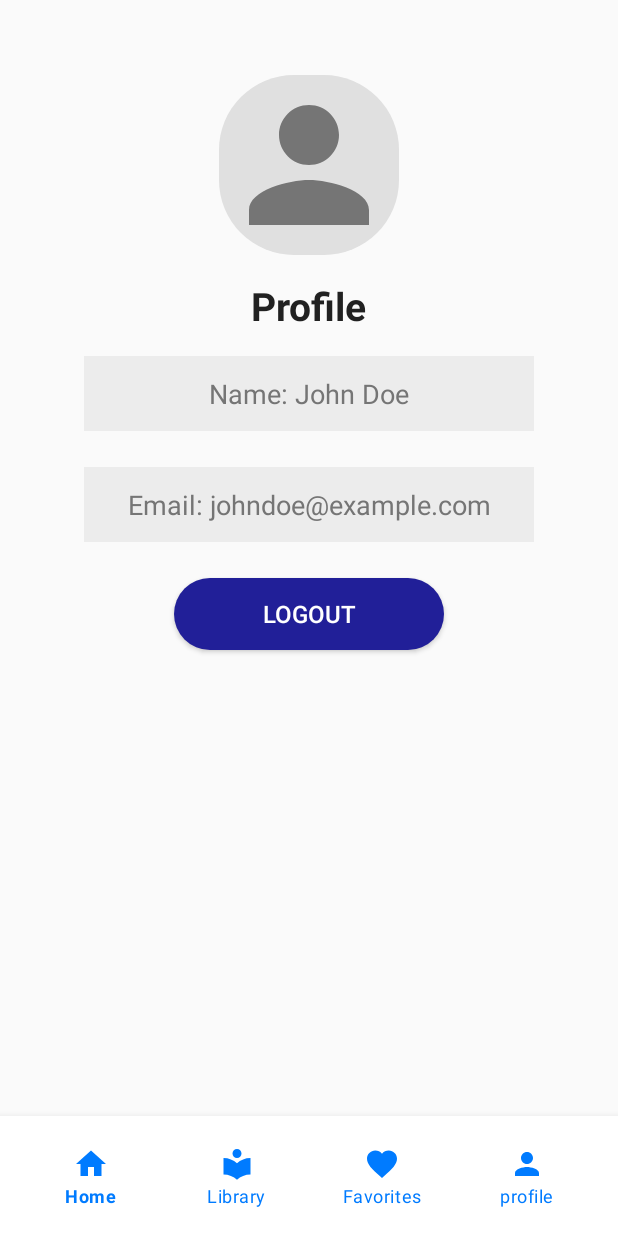
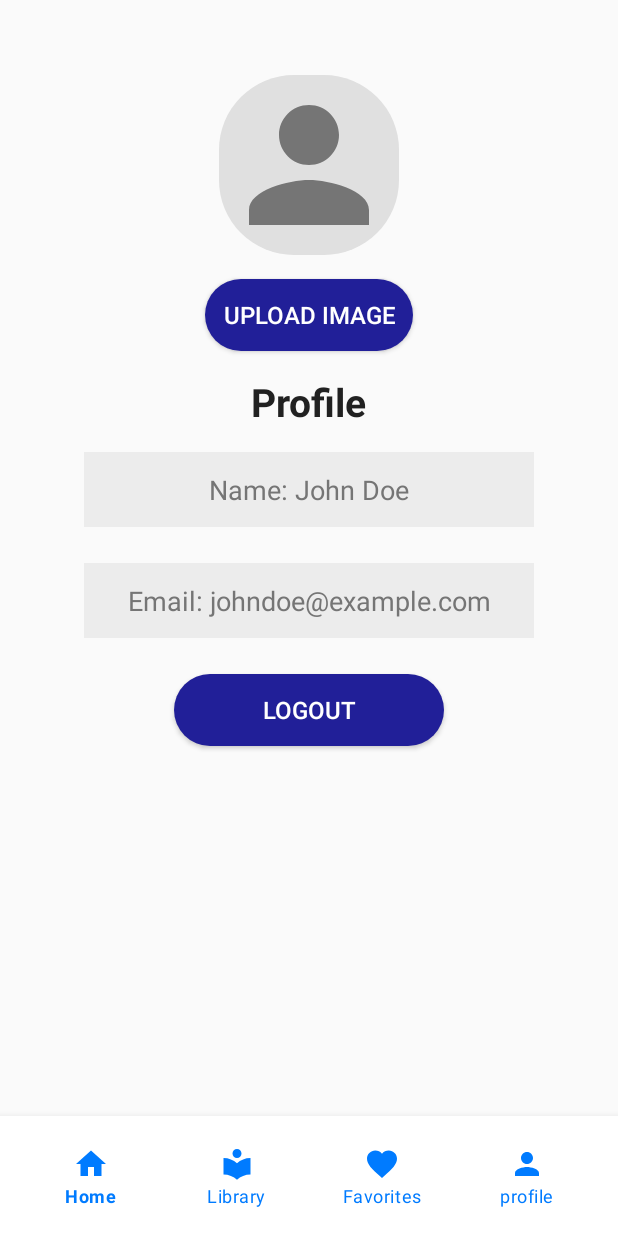
Before and after one commit to Wira07/PajawanEdu-Mobile, an Android app: the layout activity_profile.xml on its own in the app's theme, with its tools: preview values and no code run, on a phone screen of 412 x 824 dp. Run offline under Robolectric (Android 15) with nearby library versions, the phone set to English and light mode, and no system bars.

Commit message:
update file

```diff
--- a/app/build.gradle.kts
+++ b/app/build.gradle.kts
@@ -44,6 +44,8 @@ dependencies {
 
     implementation("androidx.core:core-ktx:1.13.1")
     implementation("androidx.appcompat:appcompat:1.7.0")
+    implementation("com.google.firebase:firebase-storage:20.0.1")
+    implementation("com.google.firebase:firebase-firestore:24.0.2")
     implementation("com.google.android.material:material:1.12.0")
     implementation("androidx.lifecycle:lifecycle-runtime-ktx:2.4.1")
     implementation("com.pierfrancescosoffritti.androidyoutubeplayer:core:11.0.1")
--- a/app/src/main/AndroidManifest.xml
+++ b/app/src/main/AndroidManifest.xml
@@ -3,6 +3,7 @@
     xmlns:tools="http://schemas.android.com/tools">
 
     <uses-permission android:name="android.permission.INTERNET" />
+    <uses-permission android:name="android.permission.READ_EXTERNAL_STORAGE"/>
 
     <application
         android:allowBackup="true"
--- a/app/src/main/java/com/wira_fkom/pajawanedumobile/FavoriteActivity.kt
+++ b/app/src/main/java/com/wira_fkom/pajawanedumobile/FavoriteActivity.kt
@@ -7,5 +7,7 @@ class FavoriteActivity : AppCompatActivity() {
     override fun onCreate(savedInstanceState: Bundle?) {
         super.onCreate(savedInstanceState)
         setContentView(R.layout.activity_favorite)
+
+        title = "EduKids"
     }
 }
--- a/app/src/main/java/com/wira_fkom/pajawanedumobile/MainActivity.kt
+++ b/app/src/main/java/com/wira_fkom/pajawanedumobile/MainActivity.kt
@@ -16,7 +16,7 @@ class MainActivity : AppCompatActivity() {
         binding = ActivityMainBinding.inflate(layoutInflater)
         setContentView(binding.root)
 
-        title = "Pajawanlor Books"
+        title = "EduKids"
 
         setupBottomNavigation()
 
--- a/app/src/main/res/layout/activity_login.xml
+++ b/app/src/main/res/layout/activity_login.xml
@@ -32,7 +32,7 @@
         android:layout_height="wrap_content"
         android:fontFamily="@font/poppins_regular"
         android:textSize="16dp"
-        android:text="di aplikasi PajawanEdu"
+        android:text="di aplikasi EduKids"
         android:layout_below="@id/welcome_back" />
 
     <LinearLayout
--- a/app/src/main/res/layout/activity_profile.xml
+++ b/app/src/main/res/layout/activity_profile.xml
@@ -18,6 +18,20 @@
         android:scaleType="centerCrop"
         android:background="@drawable/circle_background" />
 
+    <!-- Upload Image Button -->
+    <androidx.appcompat.widget.AppCompatButton
+        android:id="@+id/btnUploadImage"
+        android:layout_width="wrap_content"
+        android:layout_height="wrap_content"
+        android:layout_below="@id/ivProfileImage"
+        android:layout_centerHorizontal="true"
+        android:layout_marginTop="16dp"
+        android:text="Upload Image"
+        android:background="@drawable/shape_2"
+        android:textColor="@color/white"
+        android:textSize="16sp"
+        android:padding="12dp" />
+
     <!-- Profile Title -->
     <TextView
         android:id="@+id/tvProfileTitle"
@@ -27,7 +41,7 @@
         android:textSize="26sp"
         android:textStyle="bold"
         android:textColor="@color/primary_text"
-        android:layout_below="@id/ivProfileImage"
+        android:layout_below="@id/btnUploadImage"
         android:layout_centerHorizontal="true"
         android:layout_marginTop="16dp"/>
 
--- a/app/src/main/res/layout/activity_register.xml
+++ b/app/src/main/res/layout/activity_register.xml
@@ -33,7 +33,7 @@
         android:fontFamily="@font/poppins_regular"
         android:textSize="16sp"
         android:textColor="@color/black"
-        android:text="di aplikasi PajawanEdu"
+        android:text="di aplikasi EduKids"
         android:layout_below="@id/welcome_back"
         android:layout_marginTop="5dp" />
 
```
Also changed, not shown: app/src/main/java/com/wira_fkom/pajawanedumobile/ProfileActivity.kt (+70 -1 lines), app/src/main/res/layout/activity_main.xml (+7 -10 lines).
